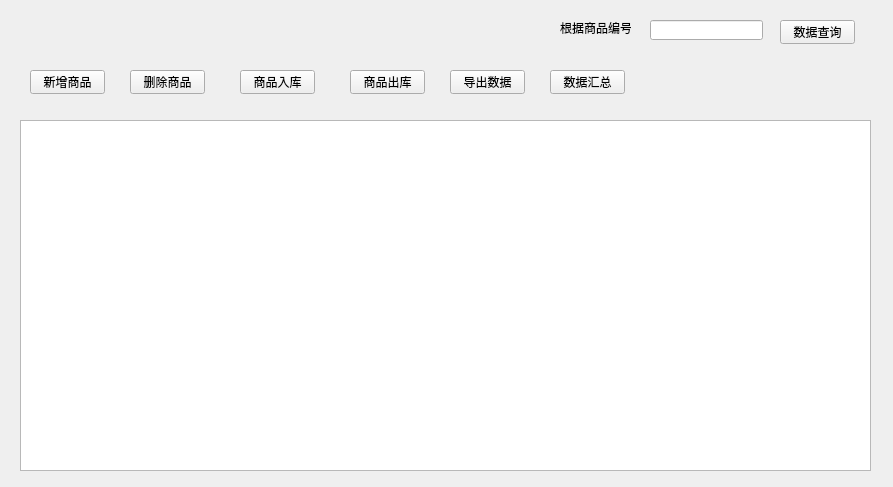
The window that ui/mainwidget.ui (xiaoyangst/WarehouseManageSys) describes before a commit, drawn with Qt 5.
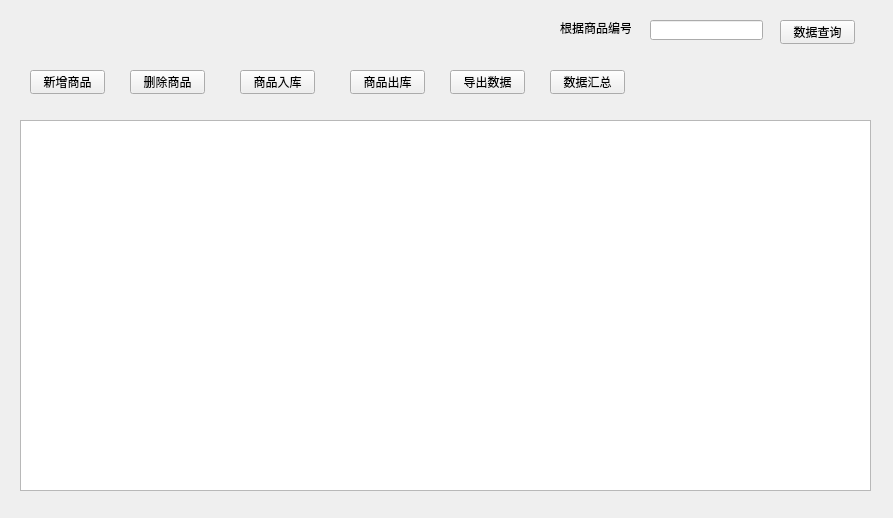
The same window after the commit. Icons and pictures are not drawn.

```diff
--- a/ui/mainwidget.ui
+++ b/ui/mainwidget.ui
@@ -7,7 +7,7 @@
     <x>0</x>
     <y>0</y>
     <width>893</width>
-    <height>487</height>
+    <height>518</height>
    </rect>
   </property>
   <property name="windowTitle">
@@ -19,7 +19,7 @@
      <x>20</x>
      <y>120</y>
      <width>851</width>
-     <height>351</height>
+     <height>371</height>
     </rect>
    </property>
   </widget>
```
Left out of the diff: 8 changed lines with no effect on the pictures.
